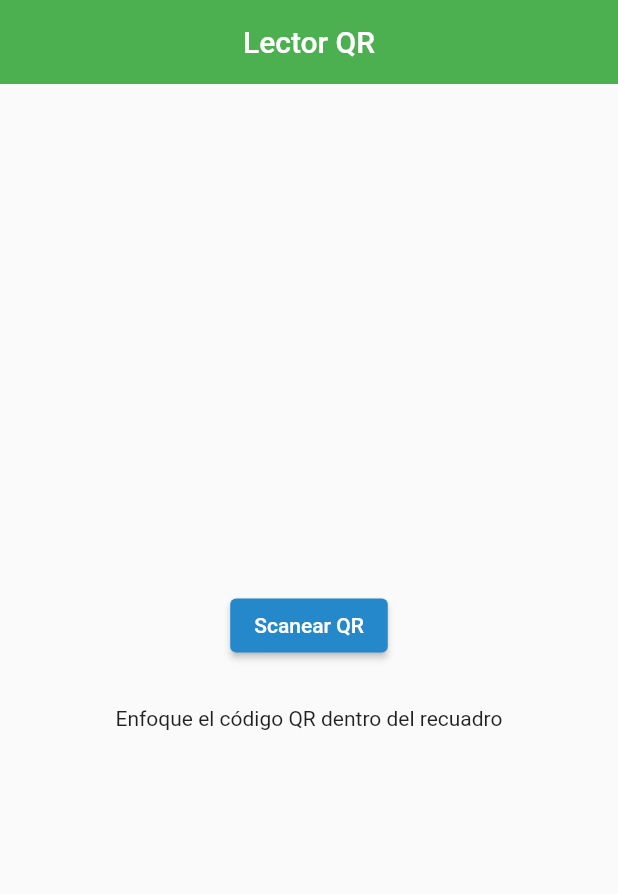
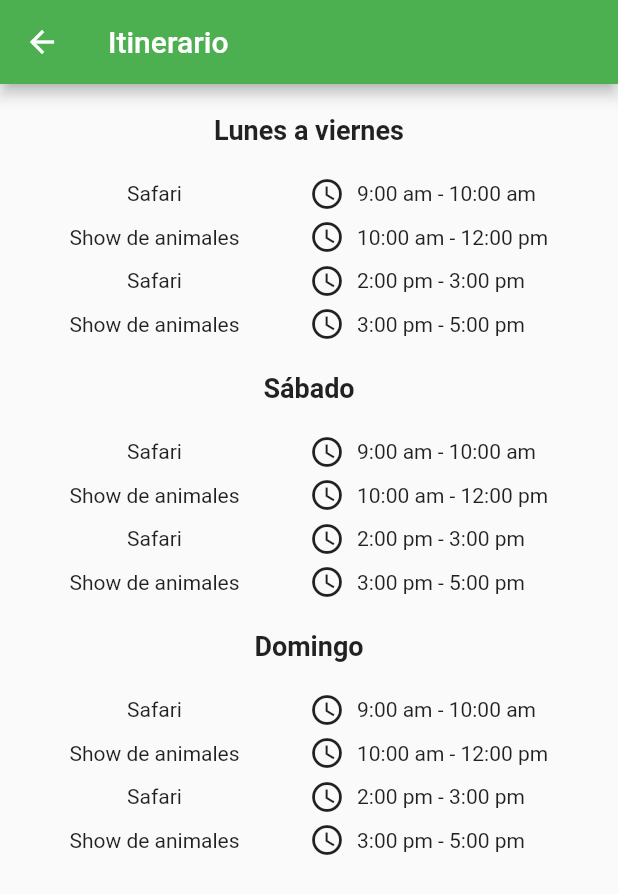
Before and after one commit to KarelyVR/BioMovil, a Flutter app: the screen it shows after launch, after a tap on "SALTAR", after a tap on "Comenzar", after a tap on "Consulta el itinerario", on a phone screen of 412 x 824 dp. Shown: the top 894 px of the screen. Run offline on Flutter 3.47's test engine with Material 2 defaults, Android fonts, the phone set to English and light mode, and no system bars; our stand-ins replace audioplayers, carousel_slider, flutter_markdown, flutter_svg, google_fonts, google_maps_flutter and 3 more; missing offline and left inert: flutter_polyline_points, qrscan.

Commit message:
Itinerario hecho
ya quedó la página de itinerario

```diff
--- /dev/null
+++ b/lib/principal/itinerario.dart
@@ -0,0 +1,354 @@
+import 'package:flutter/material.dart';
+
+Widget buildImageCell(String imagePath) {
+  return Container(
+    margin: const EdgeInsets.all(8.0), // Margen entre las celdas de imagen
+    decoration: BoxDecoration(
+      borderRadius: BorderRadius.circular(8.0), // Borde redondeado
+      boxShadow: [
+        BoxShadow(
+          color: Colors.grey.withOpacity(0.5), // Sombra
+          spreadRadius: 2,
+          blurRadius: 5,
+          offset: const Offset(0, 3),
+        ),
+      ],
+    ),
+    child: ClipRRect(
+      borderRadius: BorderRadius.circular(8.0),
+      child: Image.asset(
+        imagePath,
+        fit: BoxFit.cover, // Ajusta la imagen al tamaño de la celda
+      ),
+    ),
+  );
+}
+
+
+class Itinerario extends StatelessWidget {
+  const Itinerario({super.key});
+
+  @override
+  Widget build(BuildContext context) {
+    return Scaffold(
+      appBar: AppBar(
+        title: const Text('Itinerario'),
+        backgroundColor: Colors.green,
+      ),
+      body: const SingleChildScrollView(
+        child: Center(
+          child: Column(
+            mainAxisAlignment: MainAxisAlignment.center,
+            children: [
+              SizedBox(height: 20,),
+              Text(
+                'Lunes a viernes',
+                style: TextStyle(fontWeight: FontWeight.bold, fontSize: 18.0),
+              ),
+              SizedBox(height: 20.0),
+              Row(
+                mainAxisAlignment: MainAxisAlignment.center,
+                children: [
+                  Expanded(
+                    child: Text(
+                      'Safari',
+                      textAlign: TextAlign.center,
+                    ),
+                  ),
+                  Expanded(
+                    child: Row(
+                      children: [
+                        Icon(Icons.access_time_outlined), // Agrega aquí el icono que desees
+                        SizedBox(width: 8), // Añade un espacio entre el icono y el texto
+                        Text(
+                          '9:00 am - 10:00 am',
+                          textAlign: TextAlign.center,
+                        ),
+                      ],
+                    ),
+                  ),
+                ],
+              ),
+              SizedBox(height: 5,),
+              Row(
+                mainAxisAlignment: MainAxisAlignment.center,
+                children: [
+                  Expanded(
+                    child: Text(
+                      'Show de animales',
+                      textAlign: TextAlign.center,
+                    ),
+                  ),
+                  Expanded(
+                    child: Row(
+                      children: [
+                        Icon(Icons.access_time_outlined), // Agrega aquí el icono que desees
+                        SizedBox(width: 8), // Añade un espacio entre el icono y el texto
+                        Text(
+                          '10:00 am - 12:00 pm',
+                          textAlign: TextAlign.center,
+                        ),
+                      ],
+                    ),
+                  ),
+                ],
+              ),
+              SizedBox(height: 5,),
+              Row(
+                mainAxisAlignment: MainAxisAlignment.center,
+                children: [
+                  Expanded(
+                    child: Text(
+                      'Safari',
+                      textAlign: TextAlign.center,
+                    ),
+                  ),
+                  Expanded(
+                    child: Row(
+                      children: [
+                        Icon(Icons.access_time_outlined), // Agrega aquí el icono que desees
+                        SizedBox(width: 8), // Añade un espacio entre el icono y el texto
+                        Text(
+                          '2:00 pm - 3:00 pm',
+                          textAlign: TextAlign.center,
+                        ),
+                      ],
+                    ),
+                  ),
+                ],
+              ),
+              SizedBox(height: 5,),
+              Row(
+                mainAxisAlignment: MainAxisAlignment.center,
+                children: [
+                  Expanded(
+                    child: Text(
+                      'Show de animales',
+                      textAlign: TextAlign.center,
+                    ),
+                  ),
+                  Expanded(
+                    child: Row(
+                      children: [
+                        Icon(Icons.access_time_outlined), // Agrega aquí el icono que desees
+                        SizedBox(width: 8), // Añade un espacio entre el icono y el texto
+                        Text(
+                          '3:00 pm - 5:00 pm',
+                          textAlign: TextAlign.center,
+                        ),
+                      ],
+                    ),
+                  ),
+                ],
+              ),
+
+              SizedBox(height: 20,),
+              Text(
+                'Sábado',
+                style: TextStyle(fontWeight: FontWeight.bold, fontSize: 18.0),
+              ),
+              SizedBox(height: 20.0),
+              Row(
+                mainAxisAlignment: MainAxisAlignment.center,
+                children: [
+                  Expanded(
+                    child: Text(
+                      'Safari',
+                      textAlign: TextAlign.center,
+                    ),
+                  ),
+                  Expanded(
+                    child: Row(
+                      children: [
+                        Icon(Icons.access_time_outlined), // Agrega aquí el icono que desees
+                        SizedBox(width: 8), // Añade un espacio entre el icono y el texto
+                        Text(
+                          '9:00 am - 10:00 am',
+                          textAlign: TextAlign.center,
+                        ),
+                      ],
+                    ),
+                  ),
+                ],
+              ),
+              SizedBox(height: 5,),
+              Row(
+                mainAxisAlignment: MainAxisAlignment.center,
+                children: [
+                  Expanded(
+                    child: Text(
+                      'Show de animales',
+                      textAlign: TextAlign.center,
+                    ),
+                  ),
+                  Expanded(
+                    child: Row(
+                      children: [
+                        Icon(Icons.access_time_outlined), // Agrega aquí el icono que desees
+                        SizedBox(width: 8), // Añade un espacio entre el icono y el texto
+                        Text(
+                          '10:00 am - 12:00 pm',
+                          textAlign: TextAlign.center,
+                        ),
+                      ],
+                    ),
+                  ),
+                ],
+              ),
+              SizedBox(height: 5,),
+              Row(
+                mainAxisAlignment: MainAxisAlignment.center,
+                children: [
+                  Expanded(
+                    child: Text(
+                      'Safari',
+                      textAlign: TextAlign.center,
+                    ),
+                  ),
+                  Expanded(
+                    child: Row(
+                      children: [
+                        Icon(Icons.access_time_outlined), // Agrega aquí el icono que desees
+                        SizedBox(width: 8), // Añade un espacio entre el icono y el texto
+                        Text(
+                          '2:00 pm - 3:00 pm',
+                          textAlign: TextAlign.center,
+                        ),
+                      ],
+                    ),
+                  ),
+                ],
+              ),
+              SizedBox(height: 5,),
+              Row(
+                mainAxisAlignment: MainAxisAlignment.center,
+                children: [
+                  Expanded(
+                    child: Text(
+                      'Show de animales',
+                      textAlign: TextAlign.center,
+                    ),
+                  ),
+                  Expanded(
+                    child: Row(
+                      children: [
+                        Icon(Icons.access_time_outlined), // Agrega aquí el icono que desees
+                        SizedBox(width: 8), // Añade un espacio entre el icono y el texto
+                        Text(
+                          '3:00 pm - 5:00 pm',
+                          textAlign: TextAlign.center,
+                        ),
+                      ],
+                    ),
+                  ),
+                ],
+              ),
+              SizedBox(height: 20,),
+              Text(
+                'Domingo',
+                style: TextStyle(fontWeight: FontWeight.bold, fontSize: 18.0),
+              ),
+              SizedBox(height: 20.0),
+              Row(
+                mainAxisAlignment: MainAxisAlignment.center,
+                children: [
+                  Expanded(
+                    child: Text(
+                      'Safari',
+                      textAlign: TextAlign.center,
+                    ),
+                  ),
+                  Expanded(
+                    child: Row(
+                      children: [
+                        Icon(Icons.access_time_outlined), // Agrega aquí el icono que desees
+                        SizedBox(width: 8), // Añade un espacio entre el icono y el texto
+                        Text(
+                          '9:00 am - 10:00 am',
+                          textAlign: TextAlign.center,
+                        ),
+                      ],
+                    ),
+                  ),
+                ],
+              ),
+              SizedBox(height: 5,),
+              Row(
+                mainAxisAlignment: MainAxisAlignment.center,
+                children: [
+                  Expanded(
+                    child: Text(
+                      'Show de animales',
+                      textAlign: TextAlign.center,
+                    ),
+                  ),
+                  Expanded(
+                    child: Row(
+                      children: [
+                        Icon(Icons.access_time_outlined), // Agrega aquí el icono que desees
+                        SizedBox(width: 8), // Añade un espacio entre el icono y el texto
+                        Text(
+                          '10:00 am - 12:00 pm',
+                          textAlign: TextAlign.center,
+                        ),
+                      ],
+                    ),
+                  ),
+                ],
+              ),
+              SizedBox(height: 5,),
+              Row(
+                mainAxisAlignment: MainAxisAlignment.center,
+                children: [
+                  Expanded(
+                    child: Text(
+                      'Safari',
+                      textAlign: TextAlign.center,
+                    ),
+                  ),
+                  Expanded(
+                    child: Row(
+                      children: [
+                        Icon(Icons.access_time_outlined), // Agrega aquí el icono que desees
+                        SizedBox(width: 8), // Añade un espacio entre el icono y el texto
+                        Text(
+                          '2:00 pm - 3:00 pm',
+                          textAlign: TextAlign.center,
+                        ),
+                      ],
+                    ),
+                  ),
+                ],
+              ),
+              SizedBox(height: 5,),
+              Row(
+                mainAxisAlignment: MainAxisAlignment.center,
+                children: [
+                  Expanded(
+                    child: Text(
+                      'Show de animales',
+                      textAlign: TextAlign.center,
+                    ),
+                  ),
+                  Expanded(
+                    child: Row(
+                      children: [
+                        Icon(Icons.access_time_outlined), // Agrega aquí el icono que desees
+                        SizedBox(width: 8), // Añade un espacio entre el icono y el texto
+                        Text(
+                          '3:00 pm - 5:00 pm',
+                          textAlign: TextAlign.center,
+                        ),
+                      ],
+                    ),
+                  ),
+                ],
+              ),
+
+            ],
+          ),
+        ),
+      ),
+    );
+  }
+}
--- a/lib/principal/pagina_principal.dart
+++ b/lib/principal/pagina_principal.dart
@@ -1,8 +1,10 @@
 import 'package:flutter/material.dart';
 import 'package:biomovil/animales/menu_habitats.dart';
 import 'package:biomovil/principal/galeria_imagenes.dart';
+import 'package:biomovil/principal/itinerario.dart';
 import 'package:biomovil/recorridos/recorridos_ubicacion.dart';
 import 'package:biomovil/lector_qr.dart';
+
 
 
 class PaginaPrincipal extends StatelessWidget {
@@ -17,6 +19,7 @@ class PaginaPrincipal extends StatelessWidget {
         '/recorridos_ubicacion': (context) => const Recorridos(),
         '/galeria_imagenes': (context) => const Galeria(),
         '/lector_qr': (context) => const LectorQR(),
+        '/itinerario': (context) => const Itinerario(),
       },
     );
   }
@@ -38,6 +41,7 @@ class _MainScreenState extends State<MainScreen> {
     const Text('Ubicación de Animales'), // Reemplaza esto con tu contenido
     const Recorridos(), // Reemplaza esto con tu contenido
     const Galeria(), // Reemplaza esto con tu contenido
+    const Itinerario(),
   ];
 
   @override
@@ -261,7 +265,7 @@ class PantallaInicioWidget extends StatelessWidget {
                         height: 60.0, // Cambia la altura del botón aquí
                         child: ElevatedButton(
                           onPressed: () {
-                            Navigator.pushNamed(context, '/lector_qr');
+                            Navigator.pushNamed(context, '/itinerario');
                           },
                           style: ButtonStyle(
                             alignment: Alignment.center,
```
